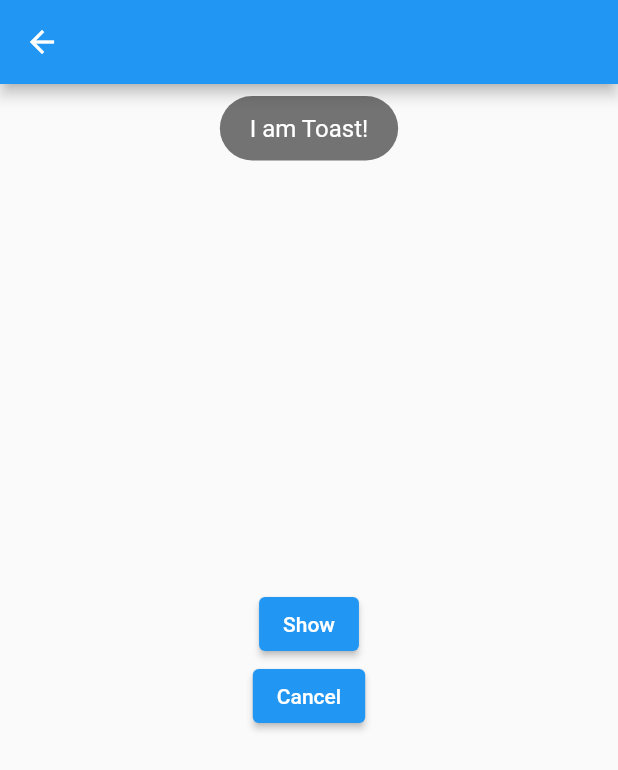
After one commit to kota78/flutter_study_202209, a Flutter app: the ToastView screen opened directly, after a tap on "Show", on a phone screen of 412 x 824 dp. The commit adds this screen. Shown: the top 770 px of the screen. Run offline on Flutter 3.47's test engine with Material 2 defaults, Android fonts, the phone set to English and light mode, and no system bars; our stand-ins replace flutter_riverpod, fluttertoast, freezed_annotation.

Commit message:
FlutterToastを用いたToastの実装

```diff
--- a/lib/main.dart
+++ b/lib/main.dart
@@ -3,6 +3,7 @@ import 'package:flutter_riverpod/flutter_riverpod.dart';
 import 'package:flutter_study_202209/components/date_picker.dart';
 import 'package:flutter_study_202209/views/drop_down_list_view.dart';
 import 'package:flutter_study_202209/views/project_add.dart';
+import 'package:flutter_study_202209/views/toast_view.dart';
 
 void main() {
   runApp(
@@ -76,6 +77,17 @@ class _MyHomePageState extends State<MyHomePage> {
                 );
               },
             ),
+            TextButton(
+              child: const Text("Toast"),
+              onPressed: () {
+                Navigator.push(
+                  context,
+                  MaterialPageRoute(
+                    builder: (context) => const ToastView(),
+                  ),
+                );
+              },
+            ),
           ],
         ),
       ),
--- /dev/null
+++ b/lib/views/toast_view.dart
@@ -0,0 +1,40 @@
+import 'package:flutter/material.dart';
+import 'package:fluttertoast/fluttertoast.dart';
+
+class ToastView extends StatelessWidget {
+  const ToastView({Key? key}) : super(key: key);
+
+  @override
+  Widget build(BuildContext context) {
+    return Scaffold(
+      appBar: AppBar(),
+      body: Center(
+        child: Column(
+          mainAxisAlignment: MainAxisAlignment.center,
+          children: [
+            ElevatedButton(
+              child: Text('Show'),
+              onPressed: () {
+                Fluttertoast.showToast(
+                  msg: "I am Toast!",
+                  fontSize: 16.0,
+                  textColor: Colors.white,
+                  backgroundColor: Colors.black54,
+                  timeInSecForIosWeb: 4,
+                  gravity: ToastGravity.TOP,
+                  toastLength: Toast.LENGTH_LONG,
+                );
+              },
+            ),
+            ElevatedButton(
+              child: Text('Cancel'),
+              onPressed: () {
+                Fluttertoast.cancel();
+              },
+            ),
+          ],
+        ),
+      ),
+    );
+  }
+}
--- a/pubspec.yaml
+++ b/pubspec.yaml
@@ -35,6 +35,7 @@ dependencies:
   intl:
   flutter_riverpod: ^1.0.4
   json_serializable:
+  fluttertoast: ^8.0.9
 
 
   # The following adds the Cupertino Icons font to your application.
```
Also changed, not shown: pubspec.lock, 4 other files.
